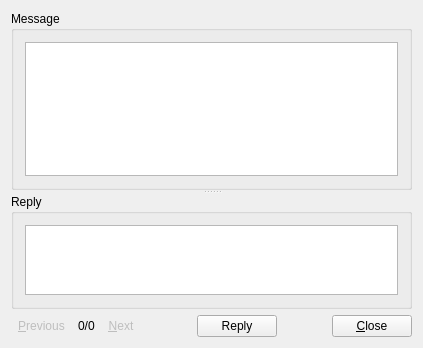
ihehui/managementsystem, file src/helper/bulletinboard/bulletinboardwidget.ui: the form before one commit.
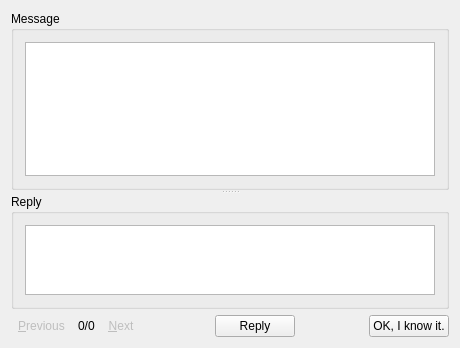
The form after the commit. Icons and pictures are not drawn.

Diff of the .ui file:
```diff
--- a/src/helper/bulletinboard/bulletinboardwidget.ui
+++ b/src/helper/bulletinboard/bulletinboardwidget.ui
@@ -9,7 +9,7 @@
    <rect>
     <x>0</x>
     <y>0</y>
-    <width>423</width>
+    <width>460</width>
     <height>348</height>
    </rect>
   </property>
@@ -173,7 +173,7 @@
      <item>
       <widget class="QPushButton" name="pushButtonClose">
        <property name="text">
-        <string>&amp;Close</string>
+        <string>OK, I know it.</string>
        </property>
       </widget>
      </item>
```
Left out of the diff: 21 changed lines with no effect on the pictures.
